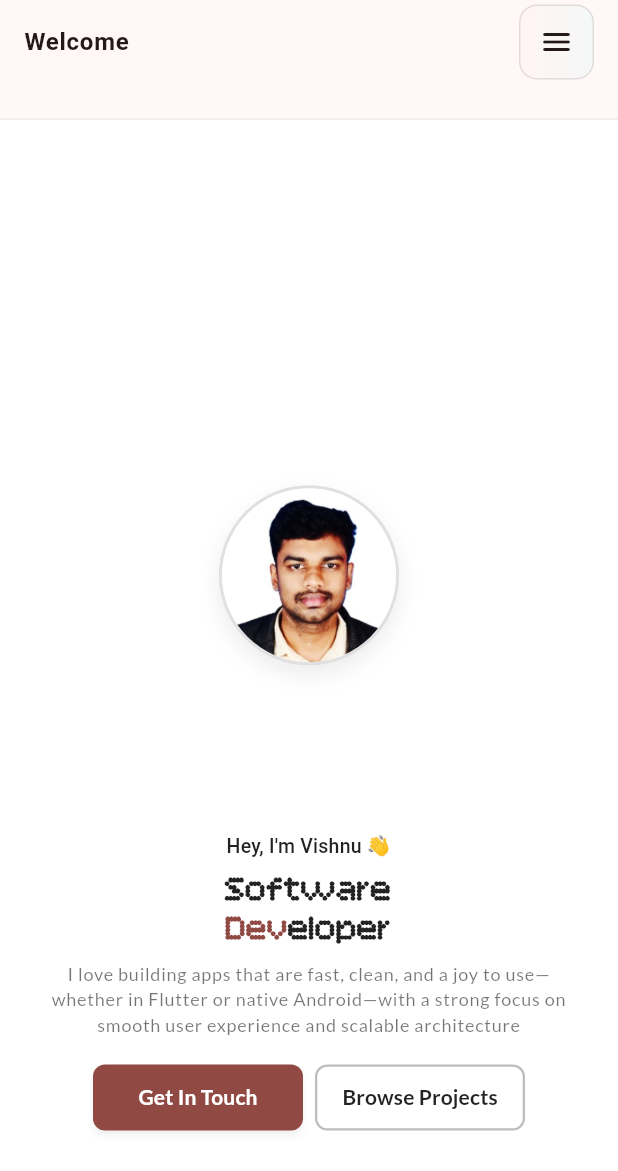
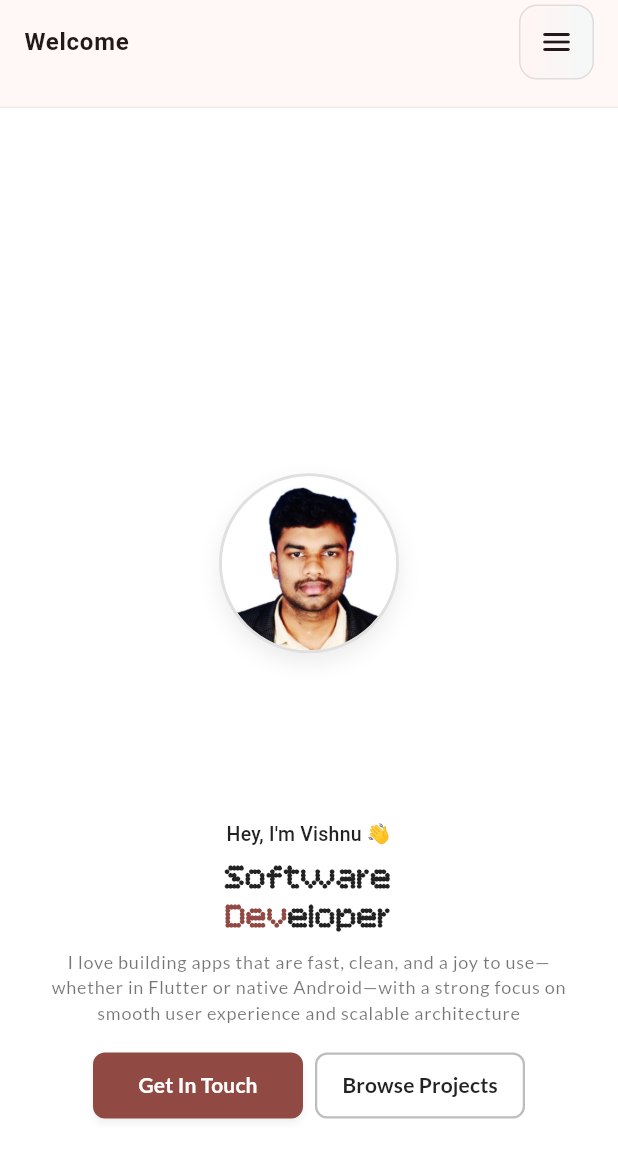
Before and after one commit to vishnusukumar14/portfolio, a Flutter app: the screen it shows after launch, on a phone screen of 412 x 824 dp. Shown: the top 1171 px of the screen. Run offline on Flutter 3.47's test engine with Material 3 defaults, Android fonts, the phone set to English and light mode, and no system bars; our stand-ins replace cloud_firestore, firebase_core, flutter_svg, google_fonts, web; accounts and stored records are empty; generated files the repository leaves out were written again; network calls fail; Roboto replaces fonts that are missing (Arvo).

Commit message:
Minor UI fixed +0.3

```diff
--- a/lib/core/contents.dart
+++ b/lib/core/contents.dart
@@ -14,13 +14,17 @@ class Contents {
   static const githubMarkAssetPath = "assets/logos/github_mark.png";
   static const githubLogoAssetPath = "assets/logos/github_logo.png";
 
+  static const heroSectionDescription =
+      "I love building apps that are fast, clean, and a joy to use—whether in Flutter or native Android—with a strong focus on smooth user experience and scalable architecture";
+
   static const aboutMeSectionDescription =
-      """I'm an enthusiastic Flutter developer with a strong interest in building smooth, scalable, and user-friendly cross-platform applications. During my academic projects and internship experience, I've worked with Flutter & Dart, focusing on clean architecture and efficient state management using tools like Riverpod, Bloc, and Provider.
-I've gained hands-on experience integrating REST APIs, Firebase, and MongoDB, and have built secure login systems and real-time features. I'm also familiar with Android development using Kotlin and Jetpack Compose, and have explored backend development using Python and Django.
+      """As a developer deeply invested in building seamless digital experiences, I specialize in creating high-performance, cross-platform applications using Flutter. From academic projects to real-world internship experience, I’ve honed my skills in Flutter & Dart, emphasizing clean architecture, modular code, and powerful state management with Riverpod, Bloc, and Provider.
 
-I enjoy debugging tough issues, optimizing performance, and crafting polished UI/UX. I'm eager to learn, build, and grow as a Flutter developer in a challenging and collaborative environment.
+I’ve successfully integrated REST APIs, Firebase, and MongoDB, building features like real-time messaging, secure authentication, and persistent offline storage. My experience extends to native Android development using Kotlin and Jetpack Compose, giving me a strong grasp of platform-specific optimization.
 
-Oh, and by the way—this entire website is built with Flutter too!""";
+I’m also exploring backend development with Python and Django, and continuously improving my workflow through CI/CD automation using GitHub Actions. Whether it’s deploying with confidence or debugging elusive runtime issues, I take pride in writing efficient, maintainable, and production-ready code.
+
+Performance tuning, UI/UX polish, and continuous learning are what keep me excited every day—and yes, this entire website was built with Flutter too!""";
 
   static const projectSectionDescription =
       "Hey! Here you'll find a collection of my personal experiments and projects — "
--- a/lib/pages/home/home_page.dart
+++ b/lib/pages/home/home_page.dart
@@ -14,10 +14,10 @@ class PortfolioHomePage extends StatefulWidget {
   const PortfolioHomePage({super.key});
 
   @override
-  _PortfolioHomePageState createState() => _PortfolioHomePageState();
+  PortfolioHomePageState createState() => PortfolioHomePageState();
 }
 
-class _PortfolioHomePageState extends State<PortfolioHomePage> {
+class PortfolioHomePageState extends State<PortfolioHomePage> {
   final ScrollController _scrollController = ScrollController();
   final GlobalKey _homeKey = GlobalKey();
   final GlobalKey _aboutKey = GlobalKey();
@@ -84,15 +84,14 @@ class _PortfolioHomePageState extends State<PortfolioHomePage> {
         child: CustomScrollView(
           controller: _scrollController,
           slivers: [
-            // Theme-aware App Bar
             SliverAppBar(
-              expandedHeight: 80,
+              expandedHeight: 72,
               floating: true,
               pinned: true,
-              backgroundColor: colorScheme.surface,
+              // backgroundColor: colorScheme.surface,
               surfaceTintColor: Colors.transparent,
               elevation: 0,
-              shadowColor: Colors.transparent,
+              // shadowColor: Colors.transparent,
               systemOverlayStyle: isDark
                   ? theme.appBarTheme.systemOverlayStyle?.copyWith(
                       statusBarBrightness: Brightness.dark,
@@ -108,7 +107,7 @@ class _PortfolioHomePageState extends State<PortfolioHomePage> {
                     gradient: LinearGradient(
                       colors: [
                         colorScheme.surface,
-                        colorScheme.surface.withValues(alpha: 0.95),
+                        colorScheme.surface.withValues(alpha: 0.85),
                       ],
                       begin: Alignment.topCenter,
                       end: Alignment.bottomCenter,
@@ -295,6 +294,7 @@ class _PortfolioHomePageState extends State<PortfolioHomePage> {
                 ),
               ),
             ),
+
             SliverToBoxAdapter(
               child: Container(
                 key: _contactKey,
--- a/lib/pages/home/sections/hero_section.dart
+++ b/lib/pages/home/sections/hero_section.dart
@@ -1,4 +1,5 @@
 import 'package:flutter/material.dart';
+import 'package:portfolio_app/core/contents.dart';
 
 class HeroSectionWidget extends StatelessWidget {
   final VoidCallback onGetInTouchPressed;
@@ -75,7 +76,9 @@ class HeroSectionWidget extends StatelessWidget {
             // Enhanced shadow for better depth
             boxShadow: [
               BoxShadow(
-                color: isDark ? Colors.black26 : Colors.grey.withOpacity(0.2),
+                color: isDark
+                    ? Colors.black26
+                    : Colors.grey.withValues(alpha: 0.2),
                 blurRadius: 12,
                 offset: const Offset(0, 6),
               ),
@@ -127,10 +130,10 @@ class HeroSectionWidget extends StatelessWidget {
                       children: [
                         TextSpan(
                           text: "Software",
-                          style: textTheme.displayMedium?.copyWith(
+                          style: textTheme.displaySmall?.copyWith(
                             fontFamily: 'Bitcount Prop Single',
                             fontSize: headlineSize,
-                            fontWeight: FontWeight.bold,
+                            fontWeight: FontWeight.w600,
                             color: primaryTextColor,
                             letterSpacing: isMobile ? -0.5 : -1,
                             height: 1.1,
@@ -141,7 +144,7 @@ class HeroSectionWidget extends StatelessWidget {
                           style: textTheme.displayMedium?.copyWith(
                             fontFamily: 'Bitcount Prop Single',
                             fontSize: headlineSize,
-                            fontWeight: FontWeight.bold,
+                            fontWeight: FontWeight.w600,
                             color: accentColor,
                             letterSpacing: isMobile ? -0.5 : -1,
                             height: 1.1,
@@ -152,7 +155,7 @@ class HeroSectionWidget extends StatelessWidget {
                           style: textTheme.displayMedium?.copyWith(
                             fontFamily: 'Bitcount Prop Single',
                             fontSize: headlineSize,
-                            fontWeight: FontWeight.bold,
+                            fontWeight: FontWeight.w600,
                             color: primaryTextColor,
                             letterSpacing: isMobile ? -0.5 : -1,
                             height: 1.1,
@@ -167,7 +170,7 @@ class HeroSectionWidget extends StatelessWidget {
                   child: Padding(
                     padding: EdgeInsets.symmetric(horizontal: isMobile ? 8 : 0),
                     child: Text(
-                      "I love building apps that are fast, clean, and a joy to use—whether in Flutter or native Android—with a strong focus on smooth user experience and scalable architecture",
+                      Contents.heroSectionDescription,
                       style: textTheme.bodyLarge?.copyWith(
                         fontSize: bodySize,
                         color: secondaryTextColor,
@@ -244,26 +247,24 @@ class HeroSectionWidget extends StatelessWidget {
                                   borderRadius: BorderRadius.circular(8),
                                 ),
                               ).copyWith(
-                                overlayColor: MaterialStateProperty.resolveWith(
-                                  (states) {
-                                    if (states.contains(
-                                      MaterialState.hovered,
-                                    )) {
-                                      return primaryTextColor.withOpacity(0.05);
-                                    }
-                                    if (states.contains(
-                                      MaterialState.pressed,
-                                    )) {
-                                      return primaryTextColor.withOpacity(0.1);
-                                    }
-                                    return null;
-                                  },
-                                ),
-                                side: MaterialStateProperty.resolveWith((
+                                overlayColor: WidgetStateProperty.resolveWith((
                                   states,
                                 ) {
-                                  if (states.contains(MaterialState.focused) ||
-                                      states.contains(MaterialState.hovered)) {
+                                  if (states.contains(WidgetState.hovered)) {
+                                    return primaryTextColor.withValues(
+                                      alpha: 0.05,
+                                    );
+                                  }
+                                  if (states.contains(WidgetState.pressed)) {
+                                    return primaryTextColor.withValues(
+                                      alpha: 0.1,
+                                    );
+                                  }
+                                  return null;
+                                }),
+                                side: WidgetStateProperty.resolveWith((states) {
+                                  if (states.contains(WidgetState.focused) ||
+                                      states.contains(WidgetState.hovered)) {
                                     return BorderSide(
                                       color: colorScheme.primary,
                                       width: 2.0,
--- a/lib/widgets/nav_bar_widget.dart
+++ b/lib/widgets/nav_bar_widget.dart
@@ -78,6 +78,8 @@ class NavBarWidget extends StatelessWidget {
   Widget _buildDesktopNav(BuildContext context, ColorScheme colorScheme) {
     return Row(
       mainAxisSize: MainAxisSize.min,
+      mainAxisAlignment: MainAxisAlignment.center,
+      crossAxisAlignment: CrossAxisAlignment.center,
       children: [
         _buildNavItem(
           context,
```
